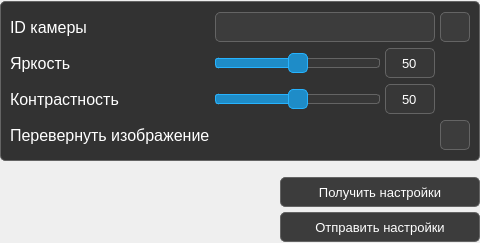
Above: src/ClientApp/Widgets/CameraSettings/CameraSettingsWidget.ui from PolarStarWalker/PolarUV-client before the change. Below: the same form after it.
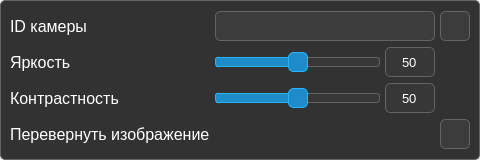
That is the form after the change. Icons and pictures are not drawn.

Commit message: Added back-end of camera settings

The edit to the form file:
```diff
--- a/src/ClientApp/Widgets/CameraSettings/CameraSettingsWidget.ui
+++ b/src/ClientApp/Widgets/CameraSettings/CameraSettingsWidget.ui
@@ -7,19 +7,19 @@
     <x>0</x>
     <y>0</y>
     <width>480</width>
-    <height>243</height>
+    <height>160</height>
    </rect>
   </property>
   <property name="minimumSize">
    <size>
     <width>480</width>
-    <height>243</height>
+    <height>150</height>
    </size>
   </property>
   <property name="maximumSize">
    <size>
     <width>480</width>
-    <height>243</height>
+    <height>160</height>
    </size>
   </property>
   <property name="windowTitle">
@@ -41,6 +41,49 @@
    <property name="spacing">
     <number>0</number>
    </property>
+   <item row="1" column="0">
+    <widget class="QWidget" name="ButtonsWidget" native="true">
+     <property name="sizePolicy">
+      <sizepolicy hsizetype="Preferred" vsizetype="Fixed">
+       <horstretch>0</horstretch>
+       <verstretch>0</verstretch>
+      </sizepolicy>
+     </property>
+     <property name="minimumSize">
+      <size>
+       <width>341</width>
+       <height>0</height>
+      </size>
+     </property>
+     <property name="maximumSize">
+      <size>
+       <width>16777215</width>
+       <height>16777215</height>
+      </size>
+     </property>
+     <property name="styleSheet">
+      <string notr="true">background-color: transparent;
+border: none;</string>
+     </property>
+     <layout class="QGridLayout" name="gridLayout_6">
+      <property name="leftMargin">
+       <number>0</number>
+      </property>
+      <property name="topMargin">
+       <number>0</number>
+      </property>
+      <property name="rightMargin">
+       <number>0</number>
+      </property>
+      <property name="bottomMargin">
+       <number>0</number>
+      </property>
+      <property name="spacing">
+       <number>5</number>
+      </property>
+     </layout>
+    </widget>
+   </item>
    <item row="0" column="0">
     <widget class="QWidget" name="MainWidget" native="true">
      <property name="sizePolicy">
@@ -740,167 +783,6 @@
      </layout>
     </widget>
    </item>
-   <item row="1" column="0">
-    <spacer name="verticalSpacer_4">
-     <property name="orientation">
-      <enum>Qt::Vertical</enum>
-     </property>
-     <property name="sizeType">
-      <enum>QSizePolicy::Fixed</enum>
-     </property>
-     <property name="sizeHint" stdset="0">
-      <size>
-       <width>20</width>
-       <height>15</height>
-      </size>
-     </property>
-    </spacer>
-   </item>
-   <item row="2" column="0">
-    <widget class="QWidget" name="ButtonsWidget" native="true">
-     <property name="sizePolicy">
-      <sizepolicy hsizetype="Preferred" vsizetype="Fixed">
-       <horstretch>0</horstretch>
-       <verstretch>0</verstretch>
-      </sizepolicy>
-     </property>
-     <property name="minimumSize">
-      <size>
-       <width>341</width>
-       <height>0</height>
-      </size>
-     </property>
-     <property name="maximumSize">
-      <size>
-       <width>16777215</width>
-       <height>16777215</height>
-      </size>
-     </property>
-     <property name="styleSheet">
-      <string notr="true">background-color: transparent;
-border: none;</string>
-     </property>
-     <layout class="QGridLayout" name="gridLayout_6">
-      <property name="leftMargin">
-       <number>0</number>
-      </property>
-      <property name="topMargin">
-       <number>0</number>
-      </property>
-      <property name="rightMargin">
-       <number>0</number>
-      </property>
-      <property name="bottomMargin">
-       <number>0</number>
-      </property>
-      <property name="spacing">
-       <number>5</number>
-      </property>
-      <item row="0" column="1">
-       <widget class="QPushButton" name="ReceiveSettingsButton">
-        <property name="sizePolicy">
-         <sizepolicy hsizetype="Preferred" vsizetype="Fixed">
-          <horstretch>0</horstretch>
-          <verstretch>0</verstretch>
-         </sizepolicy>
-        </property>
-        <property name="minimumSize">
-         <size>
-          <width>200</width>
-          <height>30</height>
-         </size>
-        </property>
-        <property name="font">
-         <font>
-          <family>MS Shell Dlg 2</family>
-          <pointsize>10</pointsize>
-          <weight>50</weight>
-          <bold>false</bold>
-          <kerning>true</kerning>
-         </font>
-        </property>
-        <property name="mouseTracking">
-         <bool>false</bool>
-        </property>
-        <property name="styleSheet">
-         <string notr="true">QPushButton {
-color: white;
-background-color:rgb(60,60,60);
-border: 1px solid rgb(100,100,100);
-border-radius:5px;
-}
-
-QPushButton:hover:!pressed {
-    background-color: rgb(70,70,70);
-}</string>
-        </property>
-        <property name="text">
-         <string>Получить настройки</string>
-        </property>
-        <property name="flat">
-         <bool>false</bool>
-        </property>
-       </widget>
-      </item>
-      <item row="1" column="1">
-       <widget class="QPushButton" name="SendSettingsButton">
-        <property name="sizePolicy">
-         <sizepolicy hsizetype="Preferred" vsizetype="Fixed">
-          <horstretch>0</horstretch>
-          <verstretch>0</verstretch>
-         </sizepolicy>
-        </property>
-        <property name="minimumSize">
-         <size>
-          <width>200</width>
-          <height>30</height>
-         </size>
-        </property>
-        <property name="font">
-         <font>
-          <family>MS Shell Dlg 2</family>
-          <pointsize>10</pointsize>
-          <weight>50</weight>
-          <bold>false</bold>
-          <kerning>true</kerning>
-         </font>
-        </property>
-        <property name="mouseTracking">
-         <bool>false</bool>
-        </property>
-        <property name="styleSheet">
-         <string notr="true">QPushButton {
-color: white;
-background-color:rgb(60,60,60);
-border: 1px solid rgb(100,100,100);
-border-radius:5px;
-}
-
-QPushButton:hover:!pressed {
-    background-color: rgb(70,70,70);
-}</string>
-        </property>
-        <property name="text">
-         <string>Отправить настройки</string>
-        </property>
-       </widget>
-      </item>
-      <item row="0" column="0">
-       <spacer name="horizontalSpacer_5">
-        <property name="orientation">
-         <enum>Qt::Horizontal</enum>
-        </property>
-        <property name="sizeHint" stdset="0">
-         <size>
-          <width>40</width>
-          <height>20</height>
-         </size>
-        </property>
-       </spacer>
-      </item>
-     </layout>
-    </widget>
-   </item>
   </layout>
  </widget>
  <resources/>
```
Left out of the diff: 4 changed lines with no effect on the pictures. The commit also changes 6 other files.
